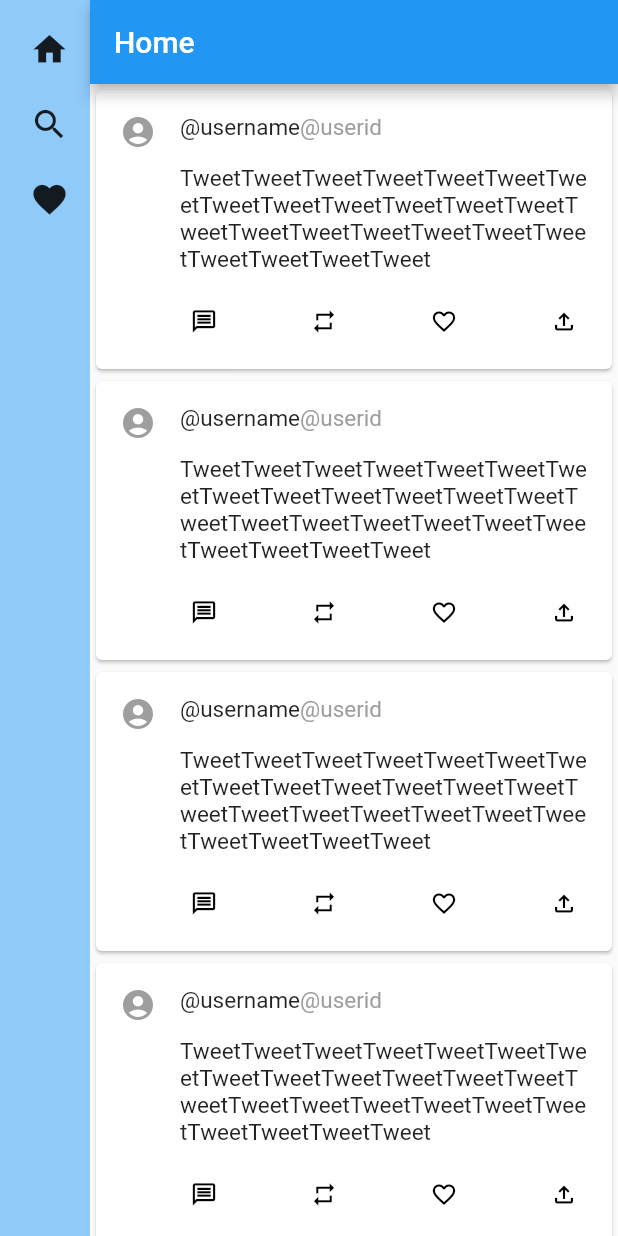
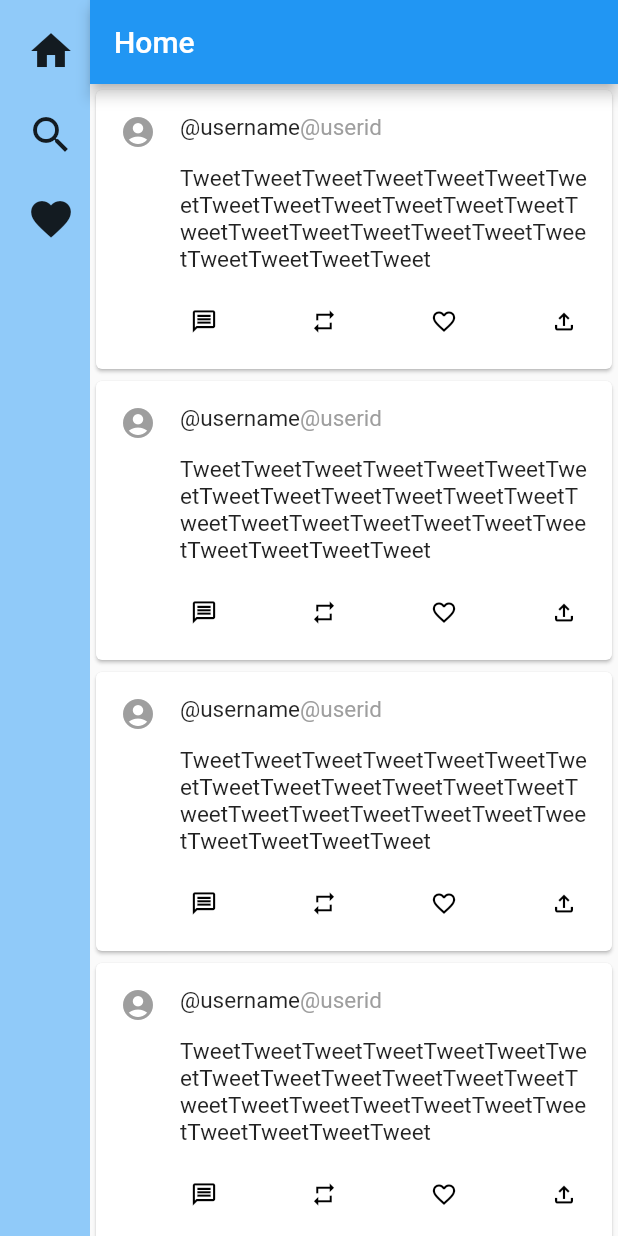
Before and after one commit to shima004/flutter_twitterUI_copy, a Flutter app: the screen it shows after launch, on a phone screen of 412 x 824 dp. Run offline on Flutter 3.47's test engine with Material 2 defaults, Android fonts, the light colour scheme and no system bars; Roboto replaces fonts that are missing (Segoe UI).

Commit message:
[fix] color and text size

```diff
--- a/lib/main.dart
+++ b/lib/main.dart
@@ -30,7 +30,8 @@ class MyApp extends StatelessWidget {
         ),
       ),
       darkTheme: ThemeData.dark().copyWith(
-        backgroundColor: Color(0xFF15181C),
+        // backgroundColor: Color(0xFF15181C),
+        backgroundColor: Colors.black,
         textTheme: const TextTheme(
           headline1: TextStyle(
             fontSize: 20,
--- a/lib/pages/left/sidebar_icon.dart
+++ b/lib/pages/left/sidebar_icon.dart
@@ -1,4 +1,5 @@
 import 'package:flutter/material.dart';
+import 'package:twitter_flutter_copy/settings/const.dart';
 
 class SidebarIcon extends StatelessWidget {
   const SidebarIcon({Key? key}) : super(key: key);
@@ -9,21 +10,21 @@ class SidebarIcon extends StatelessWidget {
       height: double.infinity,
       child: SingleChildScrollView(
         child: Padding(
-          padding: const EdgeInsets.all(8.0),
+          padding: const EdgeInsets.all(6.0),
           child: Column(
             crossAxisAlignment: CrossAxisAlignment.end,
             children: const [
               Padding(
                 padding: EdgeInsets.all(12.0),
-                child: Icon(Icons.home, size: 26),
+                child: Icon(Icons.home, size: leftSideberIconSize),
               ),
               Padding(
                 padding: EdgeInsets.all(12.0),
-                child: Icon(Icons.search, size: 26),
+                child: Icon(Icons.search, size: leftSideberIconSize),
               ),
               Padding(
                 padding: EdgeInsets.all(12.0),
-                child: Icon(Icons.favorite, size: 26),
+                child: Icon(Icons.favorite, size: leftSideberIconSize),
               ),
             ],
           ),
--- /dev/null
+++ b/lib/settings/const.dart
@@ -0,0 +1 @@
+const leftSideberIconSize = 32.0;
```
Also changed, not shown: lib/pages/left/icon_text.dart (+8 -4 lines), lib/pages/left/sidebar_text.dart (+7 -0 lines), pubspec.lock.
